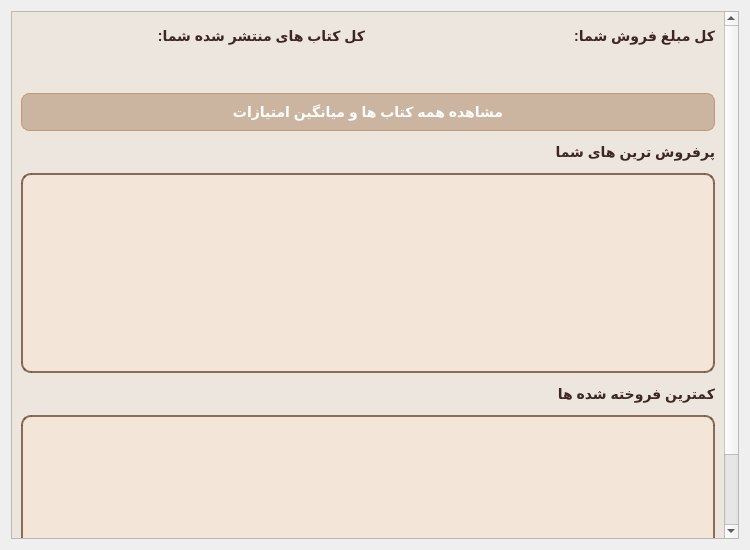
Before: the Qt Designer form Client/publisher/publisherstatswidget.ui in Onyx1907/Lumina-EBook-Platform, drawn with Qt 5.
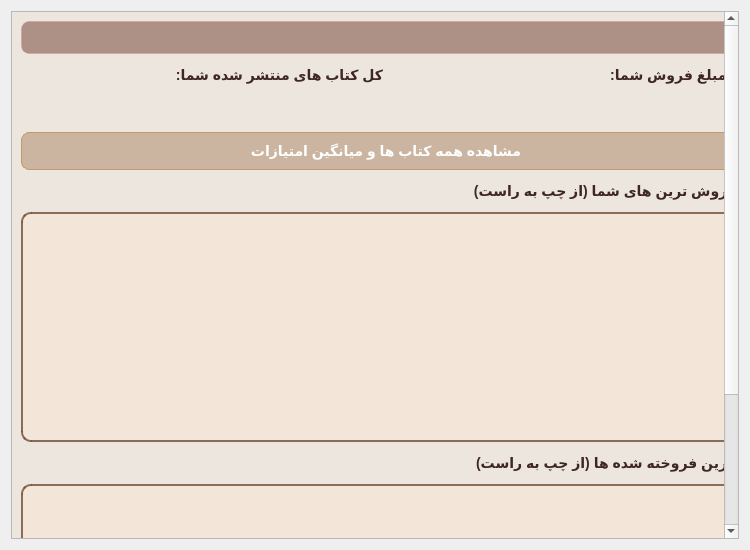
After: the same form once the commit is applied.

What changed in the file:
```diff
--- a/Client/publisher/publisherstatswidget.ui
+++ b/Client/publisher/publisherstatswidget.ui
@@ -82,9 +82,9 @@
       <property name="geometry">
        <rect>
         <x>0</x>
-        <y>0</y>
-        <width>716</width>
-        <height>616</height>
+        <y>-122</y>
+        <width>748</width>
+        <height>718</height>
        </rect>
       </property>
       <property name="styleSheet">
@@ -140,6 +140,50 @@
 </string>
       </property>
       <layout class="QVBoxLayout" name="verticalLayout_4">
+       <item>
+        <widget class="QLabel" name="error_label">
+         <property name="sizePolicy">
+          <sizepolicy hsizetype="Fixed" vsizetype="Fixed">
+           <horstretch>0</horstretch>
+           <verstretch>0</verstretch>
+          </sizepolicy>
+         </property>
+         <property name="minimumSize">
+          <size>
+           <width>730</width>
+           <height>0</height>
+          </size>
+         </property>
+         <property name="maximumSize">
+          <size>
+           <width>730</width>
+           <height>16777215</height>
+          </size>
+         </property>
+         <property name="styleSheet">
+          <string notr="true">QLabel {
+    background-color: rgba(93, 37, 25, 0.45);  /* پس‌زمینه شیشه‌ای شرابی/شکلاتی تیره */
+    border: 1px solid rgba(217, 136, 128, 0.35); /* مرز ملو متمایل به رز-گلد شفاف */
+    border-radius: 8px;                         /* گوشه‌های نرم */
+    color: #FADBD8;                             /* رنگ متن صورتی بسیار ملایم و خوانا */
+    font-family: &quot;Segoe UI&quot;, &quot;Tahoma&quot;;
+    font-size: 13px;
+    font-weight: bold;
+    padding: 8px 16px;                          /* ایجاد فضای تنفس داخلی برای حالت شیشه‌ای */
+    qproperty-alignment: 'AlignCenter';         /* وسط‌چین کردن متن خطا */
+}</string>
+         </property>
+         <property name="text">
+          <string/>
+         </property>
+         <property name="alignment">
+          <set>Qt::AlignCenter</set>
+         </property>
+         <property name="wordWrap">
+          <bool>true</bool>
+         </property>
+        </widget>
+       </item>
        <item>
         <layout class="QHBoxLayout" name="horizontalLayout">
          <item>
@@ -306,7 +350,7 @@
     background: transparent;</string>
          </property>
          <property name="text">
-          <string>پرفروش ترین های شما</string>
+          <string>پرفروش ترین های شما (از چپ به راست)</string>
          </property>
          <property name="alignment">
           <set>Qt::AlignLeading|Qt::AlignLeft|Qt::AlignVCenter</set>
@@ -318,7 +362,7 @@
          <property name="minimumSize">
           <size>
            <width>0</width>
-           <height>200</height>
+           <height>230</height>
           </size>
          </property>
          <property name="maximumSize">
@@ -330,6 +374,15 @@
          <property name="styleSheet">
           <string notr="true"/>
          </property>
+         <property name="verticalScrollBarPolicy">
+          <enum>Qt::ScrollBarAlwaysOff</enum>
+         </property>
+         <property name="horizontalScrollBarPolicy">
+          <enum>Qt::ScrollBarAsNeeded</enum>
+         </property>
+         <property name="viewMode">
+          <enum>QListView::IconMode</enum>
+         </property>
         </widget>
        </item>
        <item>
@@ -353,7 +406,7 @@
     background: transparent;</string>
          </property>
          <property name="text">
-          <string>کمترین فروخته شده ها</string>
+          <string>کمترین فروخته شده ها (از چپ به راست)</string>
          </property>
          <property name="alignment">
           <set>Qt::AlignLeading|Qt::AlignLeft|Qt::AlignVCenter</set>
@@ -365,7 +418,7 @@
          <property name="minimumSize">
           <size>
            <width>0</width>
-           <height>200</height>
+           <height>230</height>
           </size>
          </property>
          <property name="maximumSize">
@@ -377,6 +430,15 @@
          <property name="styleSheet">
           <string notr="true"/>
          </property>
+         <property name="verticalScrollBarPolicy">
+          <enum>Qt::ScrollBarAlwaysOff</enum>
+         </property>
+         <property name="horizontalScrollBarPolicy">
+          <enum>Qt::ScrollBarAsNeeded</enum>
+         </property>
+         <property name="viewMode">
+          <enum>QListView::IconMode</enum>
+         </property>
         </widget>
        </item>
       </layout>
```
Left out of the diff: 10 changed lines with no effect on the pictures.
